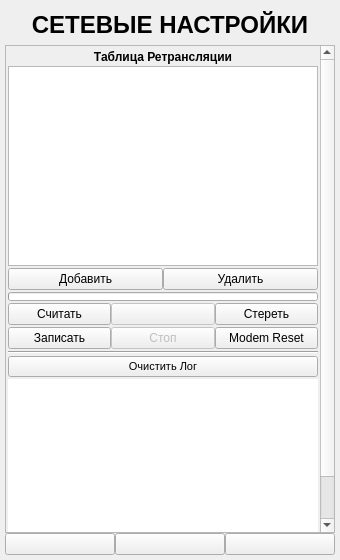
Before: the Qt Designer form ANDROID_FORMS/retranslation_table_form.ui in DavidSiegman/PLC_RF_Configurator, drawn with Qt 5.
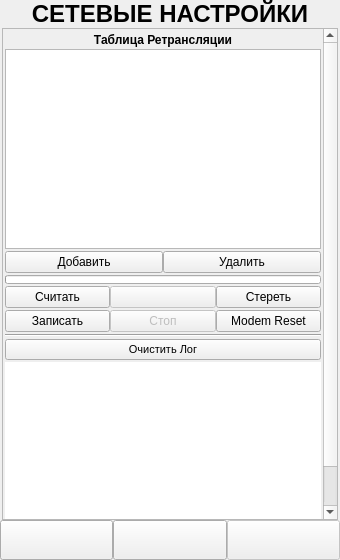
After: the same form once the commit is applied. Icons and pictures are not drawn.

The edit to the form file:
```diff
--- a/ANDROID_FORMS/retranslation_table_form.ui
+++ b/ANDROID_FORMS/retranslation_table_form.ui
@@ -13,21 +13,21 @@
   <property name="windowTitle">
    <string>Form</string>
   </property>
-  <layout class="QVBoxLayout" name="verticalLayout_3">
+  <layout class="QVBoxLayout" name="verticalLayout_7">
    <property name="spacing">
     <number>0</number>
    </property>
    <property name="leftMargin">
-    <number>5</number>
+    <number>0</number>
    </property>
    <property name="topMargin">
-    <number>5</number>
+    <number>0</number>
    </property>
    <property name="rightMargin">
-    <number>5</number>
+    <number>0</number>
    </property>
    <property name="bottomMargin">
-    <number>5</number>
+    <number>0</number>
    </property>
    <item>
     <widget class="QLabel" name="label_1">
@@ -40,7 +40,7 @@
      <property name="minimumSize">
       <size>
        <width>0</width>
-       <height>40</height>
+       <height>0</height>
       </size>
      </property>
      <property name="font">
@@ -60,6 +60,27 @@
     </widget>
    </item>
    <item>
+    <widget class="QWidget" name="Main_Widget" native="true">
+     <property name="styleSheet">
+      <string notr="true"/>
+     </property>
+     <layout class="QVBoxLayout" name="verticalLayout_5">
+      <property name="spacing">
+       <number>0</number>
+      </property>
+      <property name="leftMargin">
+       <number>2</number>
+      </property>
+      <property name="topMargin">
+       <number>0</number>
+      </property>
+      <property name="rightMargin">
+       <number>2</number>
+      </property>
+      <property name="bottomMargin">
+       <number>0</number>
+      </property>
+      <item>
     <widget class="QScrollArea" name="scrollArea">
      <property name="horizontalScrollBarPolicy">
       <enum>Qt::ScrollBarAlwaysOff</enum>
@@ -72,7 +93,7 @@
        <rect>
         <x>0</x>
         <y>0</y>
-        <width>311</width>
+           <width>317</width>
         <height>545</height>
        </rect>
       </property>
@@ -511,6 +532,30 @@
      </widget>
     </widget>
    </item>
+     </layout>
+    </widget>
+   </item>
+   <item>
+    <widget class="QWidget" name="DownPanel_Widget" native="true">
+     <property name="styleSheet">
+      <string notr="true"/>
+     </property>
+     <layout class="QVBoxLayout" name="verticalLayout_4">
+      <property name="spacing">
+       <number>0</number>
+      </property>
+      <property name="leftMargin">
+       <number>0</number>
+      </property>
+      <property name="topMargin">
+       <number>0</number>
+      </property>
+      <property name="rightMargin">
+       <number>0</number>
+      </property>
+      <property name="bottomMargin">
+       <number>0</number>
+      </property>
    <item>
     <layout class="QHBoxLayout" name="horizontalLayout_3">
      <property name="spacing">
@@ -519,7 +564,7 @@
      <item>
       <widget class="QPushButton" name="Back">
        <property name="sizePolicy">
-        <sizepolicy hsizetype="Expanding" vsizetype="Minimum">
+           <sizepolicy hsizetype="Minimum" vsizetype="Minimum">
          <horstretch>0</horstretch>
          <verstretch>0</verstretch>
         </sizepolicy>
@@ -527,13 +572,7 @@
        <property name="minimumSize">
         <size>
          <width>0</width>
-         <height>0</height>
-        </size>
-       </property>
-       <property name="maximumSize">
-        <size>
-         <width>16777215</width>
-         <height>16777215</height>
+            <height>40</height>
         </size>
        </property>
        <property name="text">
@@ -554,15 +593,15 @@
      <item>
       <widget class="QPushButton" name="btnSettings">
        <property name="sizePolicy">
-        <sizepolicy hsizetype="Expanding" vsizetype="Minimum">
+           <sizepolicy hsizetype="Minimum" vsizetype="Minimum">
          <horstretch>0</horstretch>
          <verstretch>0</verstretch>
         </sizepolicy>
        </property>
        <property name="minimumSize">
         <size>
-         <width>40</width>
-         <height>0</height>
+            <width>0</width>
+            <height>40</height>
         </size>
        </property>
        <property name="maximumSize">
@@ -590,9 +629,33 @@
       </widget>
      </item>
      <item>
+         <widget class="QWidget" name="Next_Widget" native="true">
+          <property name="enabled">
+           <bool>false</bool>
+          </property>
+          <layout class="QVBoxLayout" name="verticalLayout_3">
+           <property name="spacing">
+            <number>0</number>
+           </property>
+           <property name="leftMargin">
+            <number>0</number>
+           </property>
+           <property name="topMargin">
+            <number>0</number>
+           </property>
+           <property name="rightMargin">
+            <number>0</number>
+           </property>
+           <property name="bottomMargin">
+            <number>0</number>
+           </property>
+           <item>
       <widget class="QPushButton" name="Next">
+             <property name="enabled">
+              <bool>false</bool>
+             </property>
        <property name="sizePolicy">
-        <sizepolicy hsizetype="Expanding" vsizetype="Minimum">
+              <sizepolicy hsizetype="Minimum" vsizetype="Minimum">
          <horstretch>0</horstretch>
          <verstretch>0</verstretch>
         </sizepolicy>
@@ -600,13 +663,7 @@
        <property name="minimumSize">
         <size>
          <width>0</width>
-         <height>0</height>
-        </size>
-       </property>
-       <property name="maximumSize">
-        <size>
-         <width>16777215</width>
-         <height>16777215</height>
+               <height>40</height>
         </size>
        </property>
        <property name="text">
@@ -625,6 +682,12 @@
       </widget>
      </item>
     </layout>
+         </widget>
+        </item>
+       </layout>
+      </item>
+     </layout>
+    </widget>
    </item>
   </layout>
  </widget>
```
Left out of the diff: 3 changed lines with no effect on the pictures. Lines whose indentation alone changed are shown as unchanged.
